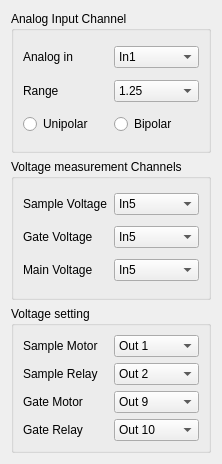
Old version of the form Aquisition/ChannelSettings.ui in the repository zigorrom/PyFANS.
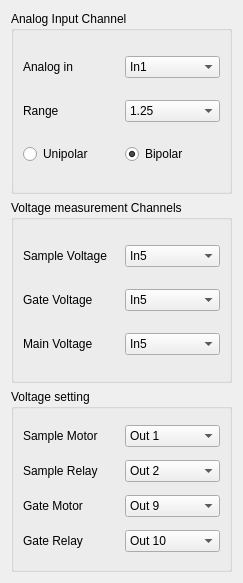
New version of the form.

The edit to the form file:
```diff
--- a/Aquisition/ChannelSettings.ui
+++ b/Aquisition/ChannelSettings.ui
@@ -6,8 +6,8 @@
    <rect>
     <x>0</x>
     <y>0</y>
-    <width>188</width>
-    <height>464</height>
+    <width>243</width>
+    <height>583</height>
    </rect>
   </property>
   <property name="windowTitle">
@@ -63,6 +63,9 @@
         <property name="text">
          <string>Bipolar</string>
         </property>
+        <property name="checked">
+         <bool>true</bool>
+        </property>
        </widget>
       </item>
       <item row="0" column="1">
```
